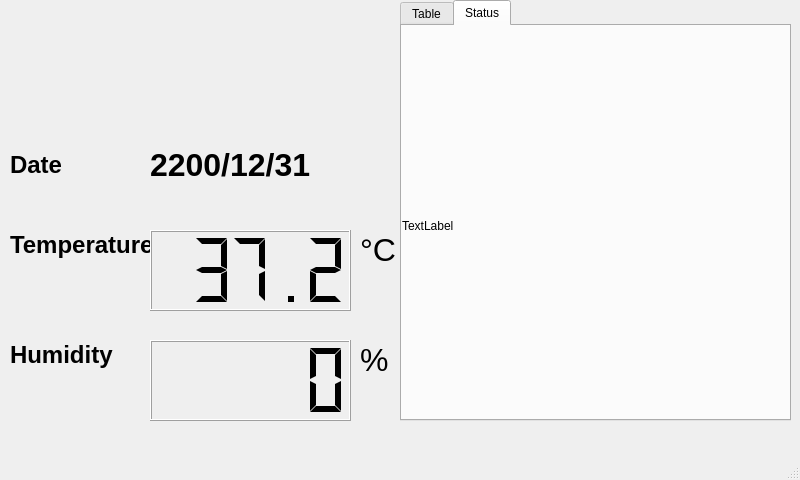
The window that HTsensor_record_new.ui (TaroballzChen/RaspberryPi_HTsensor_display) describes before a commit, drawn with Qt 5.
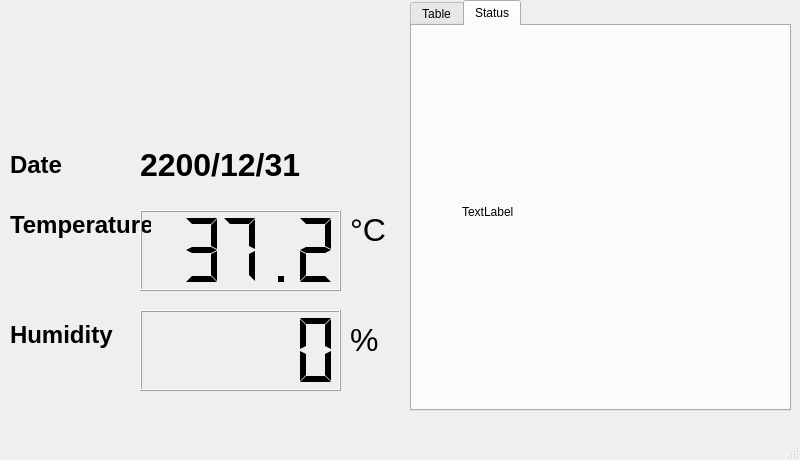
The same window after the commit.

Diff of the .ui file:
```diff
--- a/HTsensor_record_new.ui
+++ b/HTsensor_record_new.ui
@@ -7,19 +7,13 @@
     <x>0</x>
     <y>0</y>
     <width>800</width>
-    <height>480</height>
+    <height>460</height>
    </rect>
   </property>
-  <property name="minimumSize">
-   <size>
-    <width>800</width>
-    <height>480</height>
-   </size>
-  </property>
   <property name="maximumSize">
    <size>
     <width>800</width>
-    <height>480</height>
+    <height>460</height>
    </size>
   </property>
   <property name="windowTitle">
@@ -30,7 +24,7 @@
     <property name="geometry">
      <rect>
       <x>10</x>
-      <y>220</y>
+      <y>200</y>
       <width>141</width>
       <height>51</height>
      </rect>
@@ -43,7 +37,7 @@
     <property name="geometry">
      <rect>
       <x>10</x>
-      <y>330</y>
+      <y>310</y>
       <width>141</width>
       <height>51</height>
      </rect>
@@ -55,8 +49,8 @@
    <widget class="QLCDNumber" name="TemperatureValue">
     <property name="geometry">
      <rect>
-      <x>150</x>
-      <y>230</y>
+      <x>140</x>
+      <y>210</y>
       <width>201</width>
       <height>81</height>
      </rect>
@@ -74,8 +68,8 @@
    <widget class="QLCDNumber" name="HumidityValue">
     <property name="geometry">
      <rect>
-      <x>150</x>
-      <y>340</y>
+      <x>140</x>
+      <y>310</y>
       <width>201</width>
       <height>81</height>
      </rect>
@@ -87,8 +81,8 @@
    <widget class="QLabel" name="TemperatureLabel_2">
     <property name="geometry">
      <rect>
-      <x>360</x>
-      <y>220</y>
+      <x>350</x>
+      <y>200</y>
       <width>61</width>
       <height>61</height>
      </rect>
@@ -104,8 +98,8 @@
    <widget class="QLabel" name="TemperatureLabel_3">
     <property name="geometry">
      <rect>
-      <x>360</x>
-      <y>330</y>
+      <x>350</x>
+      <y>310</y>
       <width>61</width>
       <height>61</height>
      </rect>
@@ -130,9 +124,9 @@
    <widget class="QLabel" name="Date">
     <property name="geometry">
      <rect>
-      <x>150</x>
+      <x>140</x>
       <y>140</y>
-      <width>181</width>
+      <width>201</width>
       <height>51</height>
      </rect>
     </property>
@@ -147,10 +141,10 @@
    <widget class="QTabWidget" name="tabWidget">
     <property name="geometry">
      <rect>
-      <x>400</x>
+      <x>410</x>
       <y>0</y>
-      <width>391</width>
-      <height>421</height>
+      <width>381</width>
+      <height>411</height>
      </rect>
     </property>
     <property name="currentIndex">
@@ -238,10 +232,10 @@
      <widget class="QLabel" name="StatusLabel">
       <property name="geometry">
        <rect>
-        <x>0</x>
-        <y>0</y>
-        <width>401</width>
-        <height>400</height>
+        <x>50</x>
+        <y>40</y>
+        <width>271</width>
+        <height>291</height>
        </rect>
       </property>
       <property name="text">
@@ -253,10 +247,10 @@
    <widget class="QLabel" name="Logo">
     <property name="geometry">
      <rect>
-      <x>80</x>
-      <y>40</y>
-      <width>233</width>
-      <height>59</height>
+      <x>10</x>
+      <y>20</y>
+      <width>381</width>
+      <height>91</height>
      </rect>
     </property>
     <property name="text">
```
